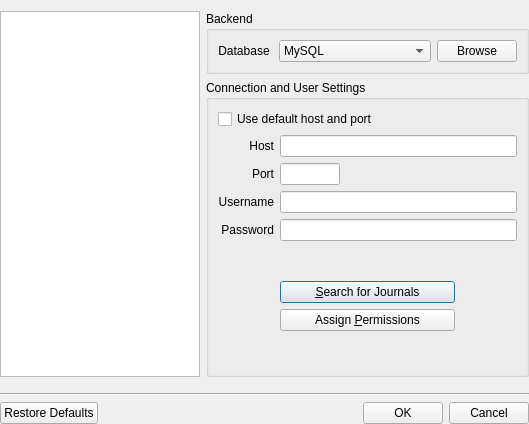
Old version of the form ui/journalselector.ui in the repository pwizard2/robojournal.
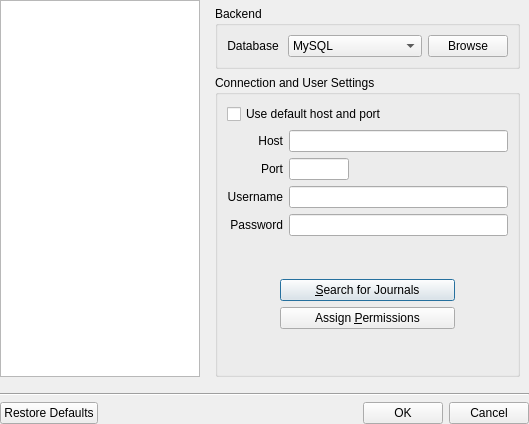
New version of the form. Icons and pictures are not drawn.

```diff
--- a/ui/journalselector.ui
+++ b/ui/journalselector.ui
@@ -18,13 +18,7 @@
     <normaloff>:/icons/robojournal.ico</normaloff>:/icons/robojournal.ico</iconset>
   </property>
   <layout class="QVBoxLayout" name="verticalLayout_3">
-   <property name="leftMargin">
-    <number>0</number>
-   </property>
-   <property name="rightMargin">
-    <number>0</number>
-   </property>
-   <property name="bottomMargin">
+   <property name="margin">
     <number>0</number>
    </property>
    <item>
@@ -49,6 +43,31 @@
      </item>
      <item>
       <layout class="QVBoxLayout" name="verticalLayout_2">
+       <property name="spacing">
+        <number>6</number>
+       </property>
+       <property name="leftMargin">
+        <number>9</number>
+       </property>
+       <property name="rightMargin">
+        <number>9</number>
+       </property>
+       <item>
+        <spacer name="verticalSpacer_4">
+         <property name="orientation">
+          <enum>Qt::Vertical</enum>
+         </property>
+         <property name="sizeType">
+          <enum>QSizePolicy::Fixed</enum>
+         </property>
+         <property name="sizeHint" stdset="0">
+          <size>
+           <width>20</width>
+           <height>6</height>
+          </size>
+         </property>
+        </spacer>
+       </item>
        <item>
         <widget class="QGroupBox" name="groupBox_2">
          <property name="title">
```
